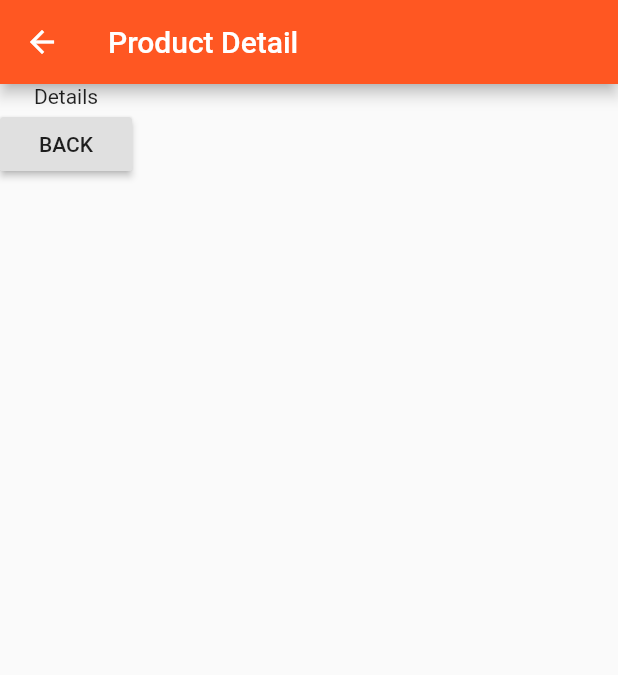
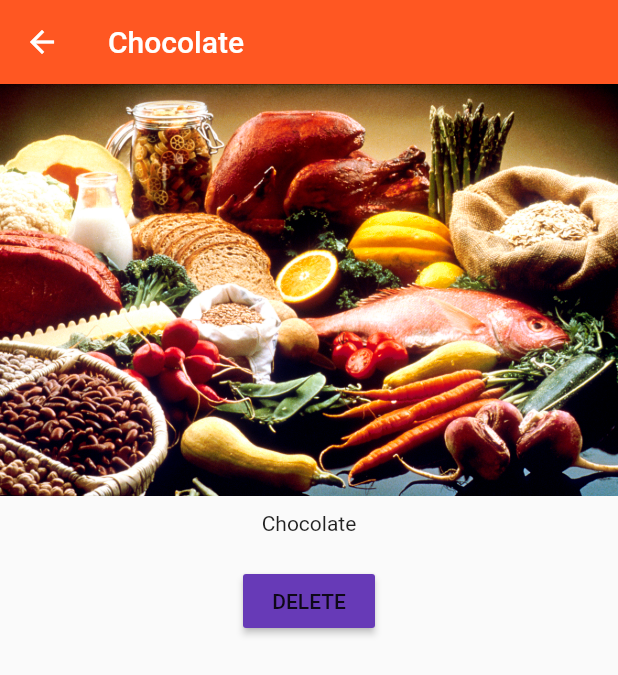
Before and after one commit to KellyMBentes/SafariFlutterCourse, a Flutter app: the screen it shows after launch, after a tap on "Add Product", after a tap on "Details", on a phone screen of 412 x 824 dp. Shown: the top 675 px of the screen. Run offline on Flutter 3.47's test engine with Material 2 defaults, Android fonts, the phone set to English and light mode, and no system bars.

Commit message:
Chapter 6 - Implementing Basic Navigation

```diff
--- a/first_app/lib/pages/product.dart
+++ b/first_app/lib/pages/product.dart
@@ -1,18 +1,33 @@
 import 'package:flutter/material.dart';
 
 class ProductPage extends StatelessWidget {
+  final String title;
+  final String imageUrl;
+
+  ProductPage(this.title, this.imageUrl);
+
   @override
   Widget build(BuildContext context) {
     return Scaffold(
       appBar: AppBar(
-        title: Text("Product Detail"),
+        title: Text(title),
       ),
       body: Column(
+        // mainAxisAlignment: MainAxisAlignment.center,
+        crossAxisAlignment: CrossAxisAlignment.center,
         children: <Widget>[
-          Text("Details"),
-          RaisedButton(
-            child: Text("BACK"),
-            onPressed: () => Navigator.pop(context),
+          Image.asset(imageUrl),
+          Container(
+            padding: EdgeInsets.all(10.0),
+            child: Text(title),
+          ),
+          Container(
+            padding: EdgeInsets.all(10.0),
+            child: RaisedButton(
+              color: Theme.of(context).accentColor,
+              child: Text("DELETE"),
+              onPressed: () => Navigator.pop(context, true),
+            ),
           )
         ],
       ),
--- a/first_app/lib/product_control.dart
+++ b/first_app/lib/product_control.dart
@@ -10,7 +10,7 @@ class ProductControl extends StatelessWidget {
     return RaisedButton(
       color: Theme.of(context).primaryColor,
       onPressed: () {
-        addProduct("Sweets");
+        addProduct({"title" : "Chocolate", "image" : "assets/food.jpg"});
       },
       child: Text("Add Product"),
     );
--- a/first_app/lib/product_manager.dart
+++ b/first_app/lib/product_manager.dart
@@ -4,7 +4,7 @@ import './products.dart';
 import './product_control.dart';
 
 class ProductManager extends StatefulWidget {
-  final String startingProduct;
+  final Map<String, String> startingProduct;
 
   ProductManager({this.startingProduct}) {
     print("[ProductManager Widget] Constructor");
@@ -18,7 +18,7 @@ class ProductManager extends StatefulWidget {
 }
 
 class _ProductManagerState extends State<ProductManager> {
-  List<String> _products = [];
+  List<Map<String, String>> _products = [];
 
   @override
   void initState() {
@@ -35,9 +35,15 @@ class _ProductManagerState extends State<ProductManager> {
     super.didUpdateWidget(oldWidget);
   }
 
-  void _addProduct(String product) {
+  void _addProduct(Map<String, String> product) {
     setState(() {
       _products.add(product);
+    });
+  }
+
+  void _deleteProduct(int index) {
+    setState(() {
+      _products.removeAt(index);
     });
   }
 
@@ -50,7 +56,7 @@ class _ProductManagerState extends State<ProductManager> {
         child: ProductControl(_addProduct),
       ),
       Expanded(
-        child: Products(_products),
+        child: Products(_products, deleteProduct: _deleteProduct),
       )
     ]);
   }
--- a/first_app/lib/products.dart
+++ b/first_app/lib/products.dart
@@ -3,28 +3,34 @@ import 'package:flutter/material.dart';
 import './pages/product.dart';
 
 class Products extends StatelessWidget {
-  final List<String> products;
+  final List<Map<String, String>> products;
+  final Function deleteProduct;
 
-  Products([this.products = const []]) {
+  Products(this.products, {this.deleteProduct}) {
     print("[Product Widget] Constructor");
   }
 
   Widget _buildProductItem(BuildContext context, int index) {
     return Card(
       child: Column(children: <Widget>[
-        Image.asset("assets/food.jpg"),
-        Text(products[index]),
+        Image.asset(products[index]["image"]),
+        Text(products[index]["title"]),
         ButtonBar(
           alignment: MainAxisAlignment.center,
           children: <Widget>[
             FlatButton(
               child: Text("Details"),
-              onPressed: () => Navigator.push(
+              onPressed: () => Navigator.push<bool>(
                     context,
                     MaterialPageRoute(
-                      builder: (BuildContext context) => ProductPage(),
+                      builder: (BuildContext context) => ProductPage(
+                          products[index]["title"], products[index]["image"]),
                     ),
-                  ),
+                  ).then((bool value) {
+                    if (value) {
+                      deleteProduct(index);
+                    }
+                  }),
             ),
           ],
         )
```
